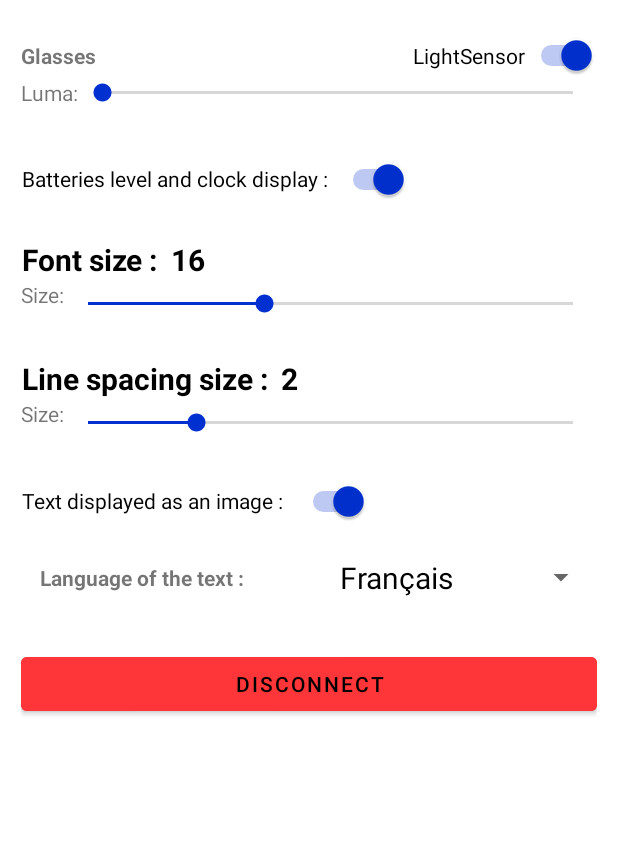
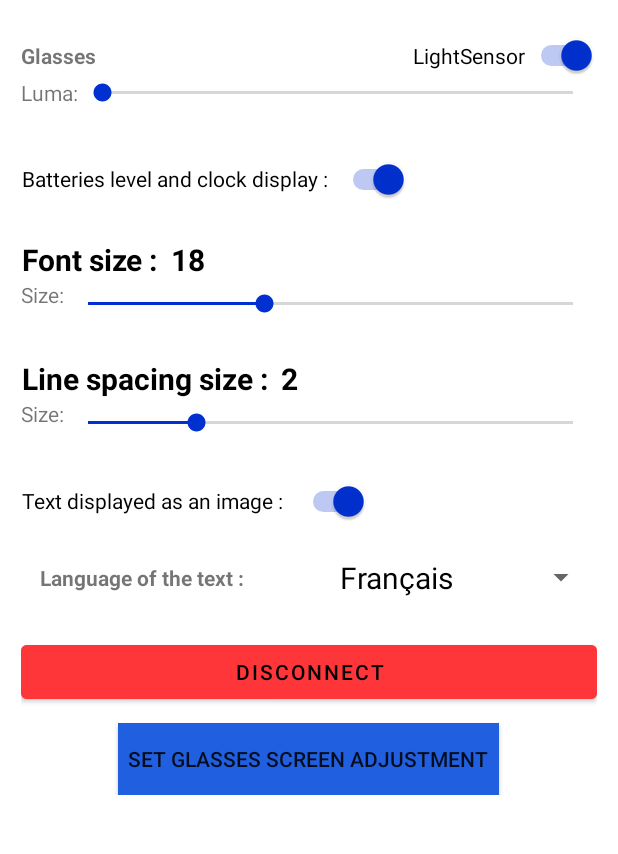
Before and after one commit to LaurentChr/ActiveLook_FontSize, an Android app: the screen it shows after launch (MainActivity), on a phone screen of 412 x 824 dp, the part 155-1009 px from its top. Run offline under Robolectric (Android 15) with nearby library versions, the phone set to English and light mode, and no system bars; libraries missing offline, so code that uses them is left out: com.activelook.activelooksdk; 11 statements that could not run were skipped.

Commit message:
Update content_scrolling.xml

```diff
--- a/app/src/main/res/layout/content_scrolling.xml
+++ b/app/src/main/res/layout/content_scrolling.xml
@@ -130,7 +130,7 @@
                     android:textSize="20dp"
                     android:textColor="@color/black"
                     android:textStyle="bold"
-                    android:text="16" />
+                    android:text="18" />
             </LinearLayout>
 
             <LinearLayout
@@ -235,7 +235,7 @@
 
             <Space
                 android:layout_width="match_parent"
-                android:layout_height="32dp" />
+                android:layout_height="24dp" />
 
             <Button
                 android:id="@+id/button_disconnect"
@@ -244,6 +244,140 @@
                 android:backgroundTint="@color/error"
                 android:text="@string/menu_disconnect" />
 
+            <Space
+                android:layout_width="match_parent"
+                android:layout_height="10dp" />
+
+            <ToggleButton
+                android:id="@+id/adjusment_set"
+                android:layout_width="wrap_content"
+                android:layout_height="wrap_content"
+                android:layout_gravity="center"
+                android:background="@drawable/toggle_color"
+                android:textOn="  glasses screen adjustment : ON "
+                android:textOff="  set glasses screen adjustment  "
+            />
+            <LinearLayout
+                android:id="@+id/adjusment_content"
+                android:layout_width="match_parent"
+                android:layout_height="match_parent"
+                android:orientation="vertical"
+                android:visibility="gone">
+                <TextView
+                    android:layout_width="wrap_content"
+                    android:layout_height="wrap_content"
+                    android:layout_gravity="center"
+                    android:text="Adjust the margin at each side of the screen\nYou should see the frame border on each side"
+                    />
+
+            <LinearLayout
+                android:layout_width="wrap_content"
+                android:layout_height="match_parent"
+                android:orientation="horizontal"
+                android:layout_gravity="center"
+                >
+                <Button
+                    android:id="@+id/topMinus"
+                    android:layout_width="50dp"
+                    android:layout_height="wrap_content"
+                    android:backgroundTint="@color/white"
+                    android:textStyle="bold"
+                    android:text="-" />
+                <TextView
+                    android:id="@+id/topMargin"
+                    android:layout_width="wrap_content"
+                    android:layout_height="wrap_content"
+                    android:text="Top"
+                    />
+                <Button
+                    android:id="@+id/topPlus"
+                    android:layout_width="50dp"
+                    android:layout_height="wrap_content"
+                    android:backgroundTint="@color/white"
+                    android:textStyle="bold"
+                    android:text="+" />
+            </LinearLayout>
+            <LinearLayout
+                android:layout_width="match_parent"
+                android:layout_height="match_parent"
+                android:orientation="horizontal"
+                >
+                <Button
+                    android:id="@+id/leftMinus"
+                    android:layout_width="50dp"
+                    android:layout_height="wrap_content"
+                    android:backgroundTint="@color/white"
+                    android:textStyle="bold"
+                    android:text="-" />
+                <TextView
+                    android:id="@+id/leftMargin"
+                    android:layout_width="wrap_content"
+                    android:layout_height="wrap_content"
+                    android:rotation="270"
+                    android:text="Left" />
+                <Button
+                    android:id="@+id/leftPlus"
+                    android:layout_width="50dp"
+                    android:layout_height="wrap_content"
+                    android:backgroundTint="@color/white"
+                    android:textStyle="bold"
+                    android:text="+" />
+                <TextView
+                    android:layout_width="wrap_content"
+                    android:layout_height="wrap_content"
+                    android:text="Glasses\nadjustment"
+                    android:gravity="top|center"
+                    android:textStyle="bold"
+                    android:layout_weight="3" />
+                <Button
+                    android:id="@+id/rightMinus"
+                    android:layout_width="50dp"
+                    android:layout_height="wrap_content"
+                    android:backgroundTint="@color/white"
+                    android:textStyle="bold"
+                    android:text="-" />
+                <TextView
+                    android:id="@+id/rightMargin"
+                    android:layout_width="wrap_content"
+                    android:layout_height="wrap_content"
+                    android:rotation="90"
+                    android:text="Right"
+                    />
+                <Button
+                    android:id="@+id/rightPlus"
+                    android:layout_width="50dp"
+                    android:layout_height="wrap_content"
+                    android:backgroundTint="@color/white"
+                    android:textStyle="bold"
+                    android:text="+" />
+            </LinearLayout>
+            <LinearLayout
+                android:layout_width="wrap_content"
+                android:layout_height="match_parent"
+                android:orientation="horizontal"
+                android:layout_gravity="center"
+                >
+                <Button
+                    android:id="@+id/bottomMinus"
+                    android:layout_width="50dp"
+                    android:layout_height="wrap_content"
+                    android:backgroundTint="@color/white"
+                    android:text="-" />
+                <TextView
+                    android:id="@+id/bottomMargin"
+                    android:layout_width="wrap_content"
+                    android:layout_height="wrap_content"
+                    android:text="Bottom"
+                    />
+                <Button
+                    android:id="@+id/bottomPlus"
+                    android:layout_width="50dp"
+                    android:layout_height="wrap_content"
+                    android:backgroundTint="@color/white"
+                    android:text="+" />
+            </LinearLayout>
+            </LinearLayout>
+
         </LinearLayout>
 
     </LinearLayout>
```
